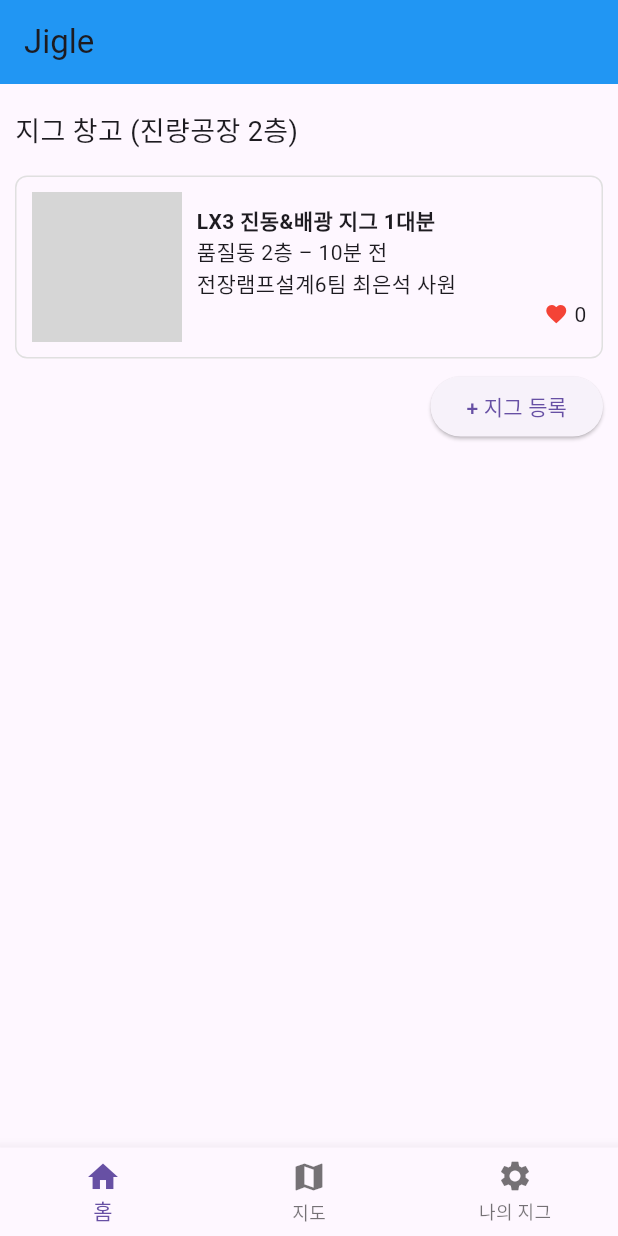
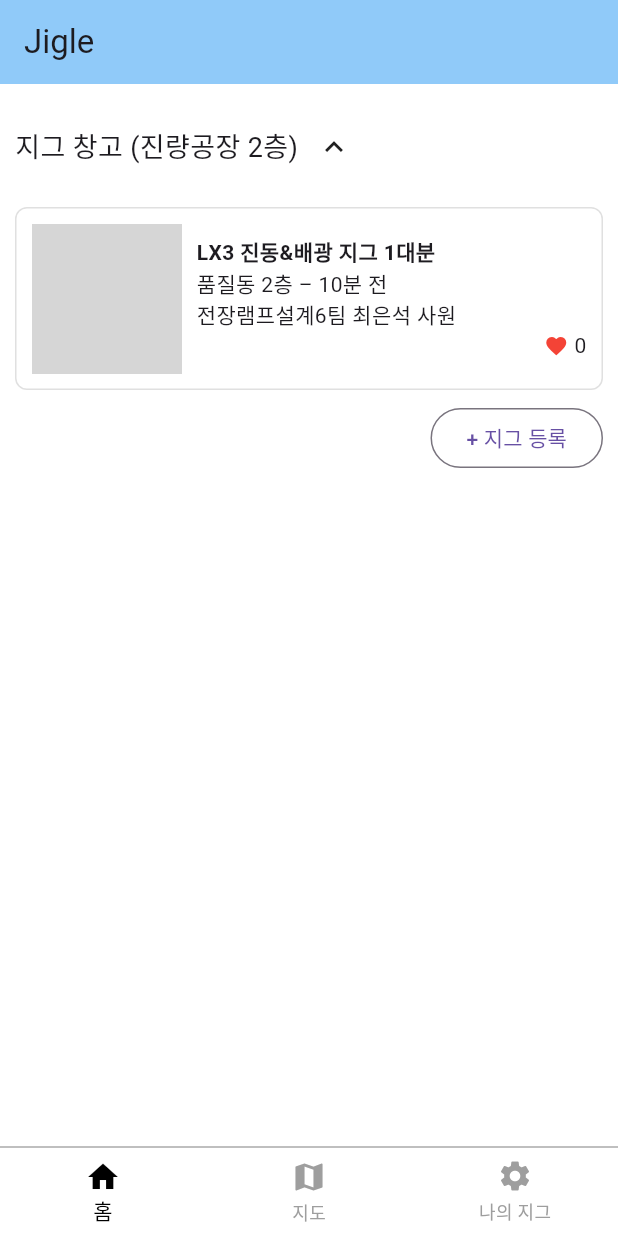
Before and after one commit to HeoSe0/Jigle, a Flutter app: the screen it shows after launch, on a phone screen of 412 x 824 dp. Run offline on Flutter 3.47's test engine with Material 3 defaults, Android fonts, the phone set to English and light mode, and no system bars; Roboto replaces fonts that are missing (Pretendard-M); grey boxes are pictures that could not be loaded.

Commit message:
25'08/05 - Home 페이지 장소 이동 버튼 추가 - 장소 이동 팝업 배경색 변경(white) - 지그 등록 버튼 배경색 변경 (white) - 하단 홈,지도,나의 지그 베너 배경색 변경 (white) - 상단 베너 색 변경 (Blue,shade200)

```diff
--- a/lib/main.dart
+++ b/lib/main.dart
@@ -90,9 +90,10 @@ class MainPage extends StatelessWidget {
   @override
   Widget build(BuildContext context) {
     return Scaffold(
+      backgroundColor: Colors.white,
       appBar: AppBar(
-        title: Text("Jigle"),
-        backgroundColor: Colors.blue,
+        title: const Text("Jigle"),
+        backgroundColor: Colors.blue.shade200,
       ),
       body: ListView(
         padding: const EdgeInsets.all(10),
@@ -100,7 +101,33 @@ class MainPage extends StatelessWidget {
           // 위치 선택 텍스트
           Padding(
             padding: const EdgeInsets.symmetric(vertical: 8),
-            child: Text("지그 창고 (진량공장 2층)", style: TextStyle(fontSize: 18)),
+            child: Row(
+              mainAxisSize: MainAxisSize.min,
+              children: [
+                const Text("지그 창고 (진량공장 2층)", style: TextStyle(fontSize: 18)),
+                PopupMenuButton<String>(
+                  icon: const Icon(Icons.keyboard_arrow_up),
+                  color: Colors.white,
+                  onSelected: (String selectedLocation) {
+                    print('선택한 장소: $selectedLocation');
+                  },
+                  itemBuilder: (BuildContext context) => const [
+                    PopupMenuItem(
+                      value: '진량공장 2층',
+                      child: Text('진량공장 2층'),
+                    ),
+                    PopupMenuItem(
+                      value: '배광실 2층',
+                      child: Text('배광실 2층'),
+                    ),
+                    PopupMenuItem(
+                      value: '본관 4층',
+                      child: Text('본관 4층'),
+                    ),
+                  ],
+                ),
+              ],
+            ),
           ),
 
           // 예시 지그 항목
@@ -114,20 +141,35 @@ class MainPage extends StatelessWidget {
 
           Align(
             alignment: Alignment.centerRight,
-            child: ElevatedButton(
+            child: OutlinedButton(
               onPressed: () {},
+              style: OutlinedButton.styleFrom(
+                backgroundColor: Colors.white,
+              ),
               child: const Text("+ 지그 등록"),
             ),
           ),
         ],
       ),
 
-      bottomNavigationBar: BottomNavigationBar(
-        items: const [
-          BottomNavigationBarItem(icon: Icon(Icons.home), label: "홈"),
-          BottomNavigationBarItem(icon: Icon(Icons.map), label: "지도"),
-          BottomNavigationBarItem(icon: Icon(Icons.settings), label: "나의 지그"),
-        ],
+      bottomNavigationBar: Container(
+        decoration: const BoxDecoration(
+          color: Colors.white,
+          border: Border(
+            top: BorderSide(color: Colors.black, width: 0.5), // 얇은 검정 테두리
+          ),
+        ),
+        child: BottomNavigationBar(
+          backgroundColor: Colors.white,
+          elevation: 0,
+          selectedItemColor: Colors.black,
+          unselectedItemColor: Colors.grey,
+          items: [
+            BottomNavigationBarItem(icon: Icon(Icons.home), label: "홈"),
+            BottomNavigationBarItem(icon: Icon(Icons.map), label: "지도"),
+            BottomNavigationBarItem(icon: Icon(Icons.settings), label: "나의 지그"),
+          ],
+        ),
       ),
     );
   }
```
